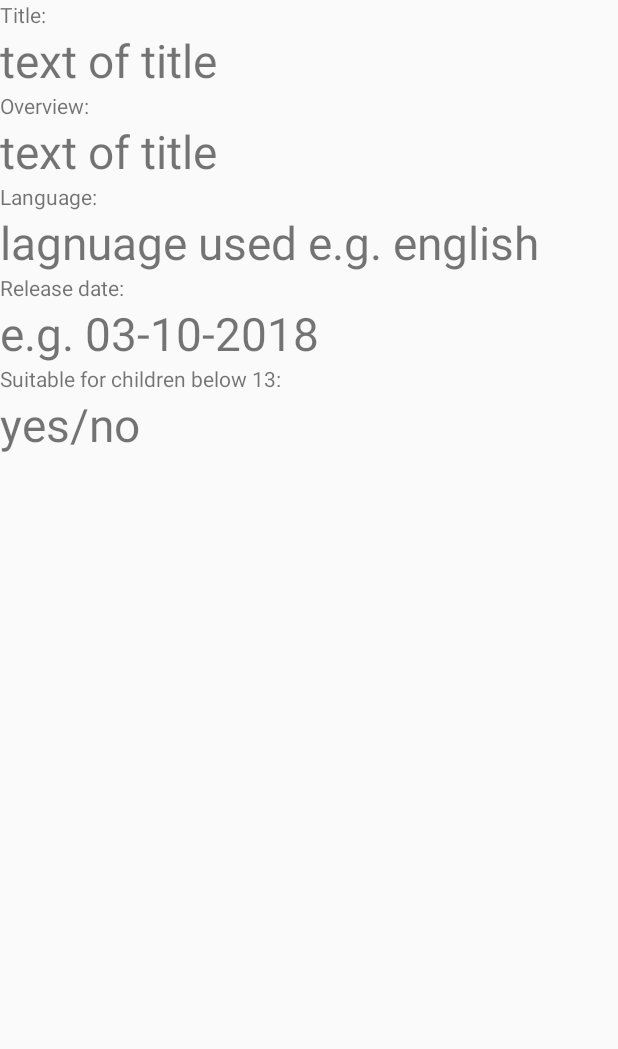
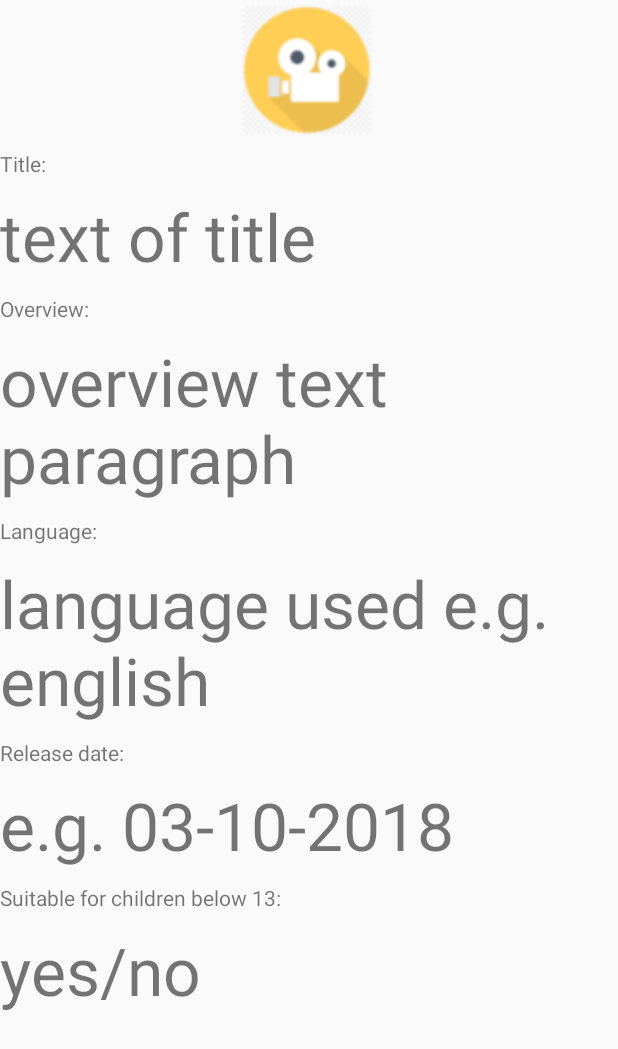
Before and after one commit to hiyongrui/basicMovie-master, an Android app: the layout activity_view_movie.xml on its own in the app's theme, with its tools: preview values and no code run, on a phone screen of 412 x 824 dp. Shown: the top 1049 px of the screen. Run offline under Robolectric (Android 15) with nearby library versions, the phone set to English and light mode, and no system bars.

Commit message:
done screen 2, added image of movie, check if entity is it @entity or just normal class?

```diff
--- a/app/src/main/AndroidManifest.xml
+++ b/app/src/main/AndroidManifest.xml
@@ -10,15 +10,15 @@
             android:supportsRtl="true"
             android:theme="@style/AppTheme">
         <activity android:name=".MainActivity">
+
+        </activity>
+        <activity android:name=".viewMovieActivity">
             <intent-filter>
                 <action android:name="android.intent.action.MAIN"/>
 
                 <category android:name="android.intent.category.LAUNCHER"/>
             </intent-filter>
         </activity>
-        <activity android:name=".viewMovieActivity">
-
-        </activity>
     </application>
 
 </manifest>
--- a/app/src/main/java/com/example/tanyongrui/basicmovie/movieEntity.kt
+++ b/app/src/main/java/com/example/tanyongrui/basicmovie/movieEntity.kt
@@ -1,6 +1,4 @@
 package com.example.tanyongrui.basicmovie
-
-import java.util.*
 
 class movieEntity {
     var title: String = "Venom"
--- a/app/src/main/java/com/example/tanyongrui/basicmovie/viewMovieActivity.kt
+++ b/app/src/main/java/com/example/tanyongrui/basicmovie/viewMovieActivity.kt
@@ -30,9 +30,5 @@ class viewMovieActivity : AppCompatActivity() {
         Log.e("release date", releaseDate.text.toString())
         Log.e("suitable age", suitableAgeText.text.toString())
     }
-
-
     //val changeTitle: TextView = findViewById(R.id.title) as TextView
-
-
 }
--- a/app/src/main/res/layout/activity_view_movie.xml
+++ b/app/src/main/res/layout/activity_view_movie.xml
@@ -4,6 +4,11 @@
               android:layout_width="match_parent"
               android:layout_height="match_parent"
               tools:context=".MainActivity" android:orientation="vertical">
+
+    <ImageView
+            android:layout_width="match_parent"
+            android:layout_height="wrap_content"
+            android:src="@drawable/moviepicture"/>
 
     <TextView
             android:layout_width="match_parent"
@@ -12,13 +17,21 @@
             android:id="@+id/titleMovie"
     />
 
+    <Space
+            android:layout_width="wrap_content"
+            android:layout_height="9dp"/>
+
     <TextView
             android:layout_width="match_parent"
             android:layout_height="wrap_content"
             android:text="text of title"
             android:id="@+id/titleMovieText"
-            android:textSize="46px"
+            android:textSize="66px"
     />
+
+    <Space
+            android:layout_width="wrap_content"
+            android:layout_height="9dp"/>
 
     <TextView
             android:layout_width="match_parent"
@@ -27,13 +40,21 @@
             android:id="@+id/overview"
     />
 
+    <Space
+            android:layout_width="wrap_content"
+            android:layout_height="9dp"/>
+
     <TextView
             android:layout_width="match_parent"
             android:layout_height="wrap_content"
-            android:text="text of title"
+            android:text="overview text paragraph"
             android:id="@+id/overviewText"
-            android:textSize="46px"
+            android:textSize="66px"
     />
+
+    <Space
+            android:layout_width="wrap_content"
+            android:layout_height="9dp"/>
 
     <TextView
             android:layout_width="match_parent"
@@ -42,13 +63,21 @@
             android:id="@+id/language"
     />
 
+    <Space
+            android:layout_width="wrap_content"
+            android:layout_height="9dp"/>
+
     <TextView
             android:layout_width="match_parent"
             android:layout_height="wrap_content"
-            android:text="lagnuage used e.g. english"
+            android:text="language used e.g. english"
             android:id="@+id/languageText"
-            android:textSize="46px"
+            android:textSize="66px"
     />
+
+    <Space
+            android:layout_width="wrap_content"
+            android:layout_height="9dp"/>
 
     <TextView
             android:layout_width="match_parent"
@@ -57,13 +86,21 @@
             android:id="@+id/releaseDate"
     />
 
+    <Space
+            android:layout_width="wrap_content"
+            android:layout_height="9dp"/>
+
     <TextView
             android:layout_width="match_parent"
             android:layout_height="wrap_content"
             android:text="e.g. 03-10-2018"
             android:id="@+id/releaseDateText"
-            android:textSize="46px"
+            android:textSize="66px"
     />
+
+    <Space
+            android:layout_width="wrap_content"
+            android:layout_height="9dp"/>
 
     <TextView
             android:layout_width="match_parent"
@@ -72,12 +109,16 @@
             android:id="@+id/suitable"
     />
 
+    <Space
+            android:layout_width="wrap_content"
+            android:layout_height="9dp"/>
+
     <TextView
             android:layout_width="match_parent"
             android:layout_height="wrap_content"
             android:text="yes/no"
             android:id="@+id/suitableAgeText"
-            android:textSize="46px"
+            android:textSize="66px"
     />
 
 
```
Also changed, not shown: app/src/main/java/com/example/tanyongrui/basicmovie/MainActivity.kt (line endings or trailing spaces), app/src/main/res/drawable/moviepicture.png (added).
